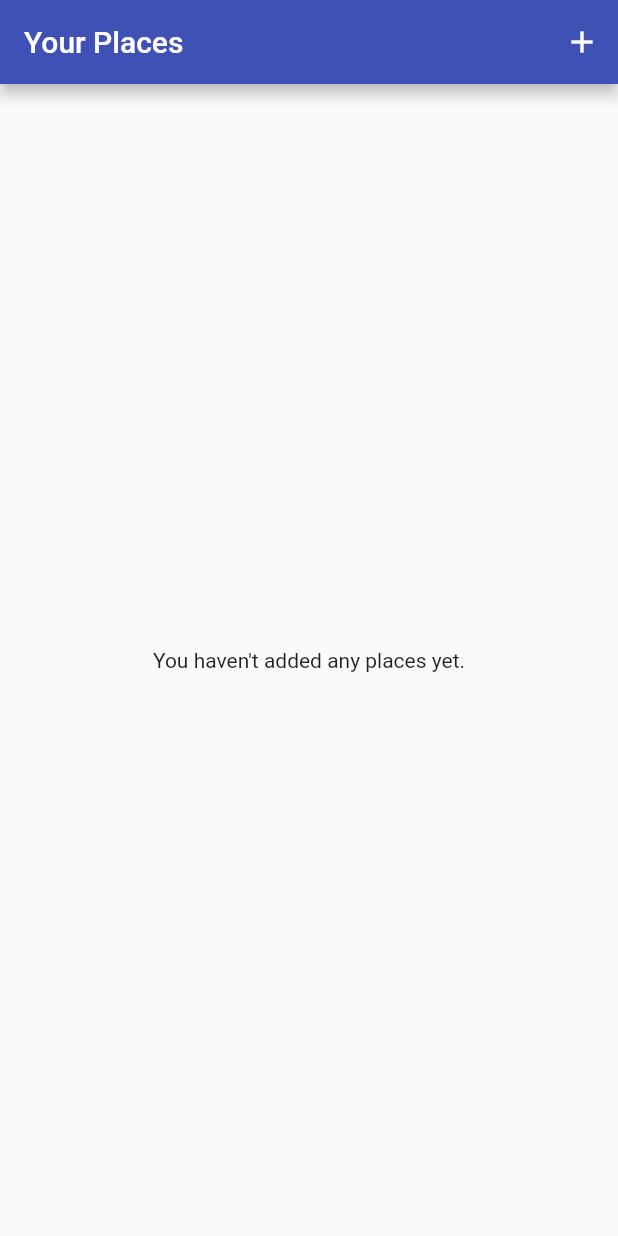
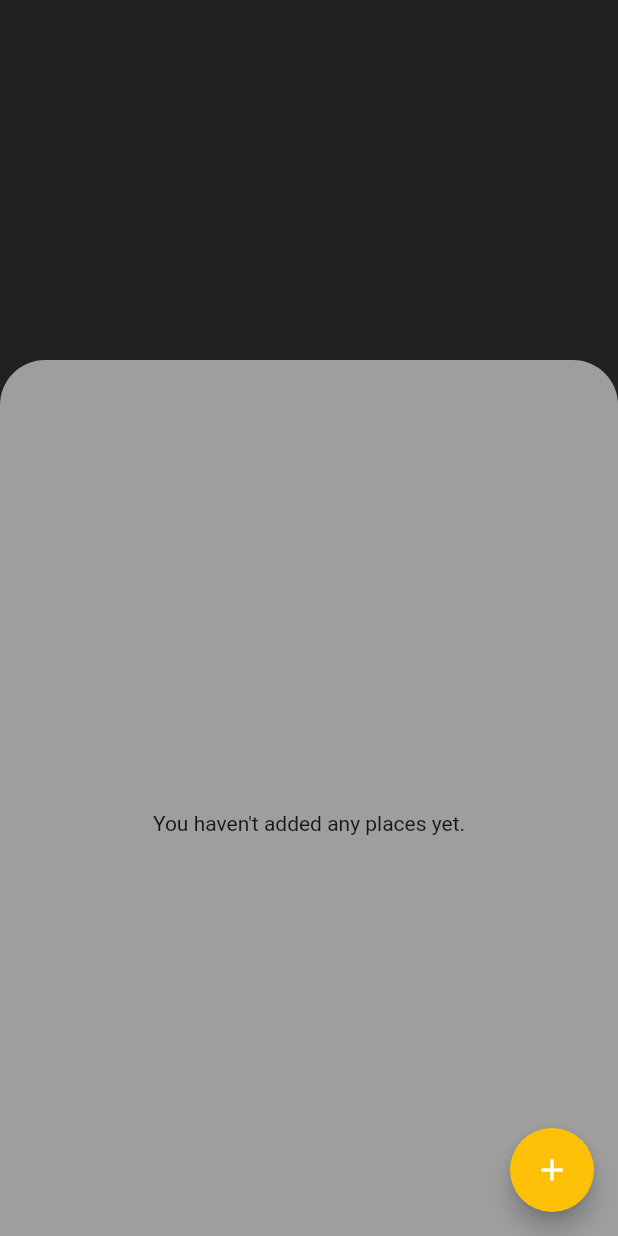
Before and after one commit to Oneya4/Scenary, a Flutter app: the screen it shows after launch, on a phone screen of 412 x 824 dp. Run offline on Flutter 3.47's test engine with Material 2 defaults, Android fonts, the light colour scheme and no system bars; our stand-ins replace google_maps_flutter, image_picker, location, sqflite; accounts and stored records are empty.

Commit message:
Update places_list_screen.dart

```diff
--- a/lib/screens/places_list_screen.dart
+++ b/lib/screens/places_list_screen.dart
@@ -8,41 +8,76 @@ import '/screens/places_detail_screen.dart';
 class PlacesListScreen extends StatelessWidget {
   @override
   Widget build(BuildContext context) {
+    final deviceHeight = MediaQuery.of(context).size.height;
+
     return Scaffold(
-      appBar: AppBar(
-        title: Text('Your Places'),
-        actions: [
-          IconButton(
-            icon: Icon(Icons.add),
-            onPressed: () {
-              Navigator.of(context).pushNamed(AddPlaceScreen.routeName);
-            },
+      // appBar: AppBar(
+      //   title: Text('Your Places'),
+      //   actions: [
+      //     IconButton(
+      //       icon: Icon(Icons.add),
+      //       onPressed: () {
+      //         Navigator.of(context).pushNamed(AddPlaceScreen.routeName);
+      //       },
+      //     ),
+      //   ],
+      // ),
+      body: Stack(
+        children: [
+          Positioned(
+            top: 0,
+            left: 0,
+            right: 0,
+            child: ClipRRect(
+              borderRadius: BorderRadius.only(
+                bottomLeft: Radius.circular(20),
+                bottomRight: Radius.circular(20),
               ),
-        ],
+              child: Container(
+                height: deviceHeight * .35,
+                decoration: BoxDecoration(color: Colors.black87),
               ),
-      body: FutureBuilder(
-        future: Provider.of<Places>(context, listen: false).fetchAndSetPlaces(),
-        builder: (ctx, futureResult) => futureResult.connectionState ==
+            ),
+          ),
+          Positioned(
+            top: 240,
+            left: 0,
+            right: 0,
+            child: ClipRRect(
+              borderRadius: BorderRadius.only(
+                topLeft: Radius.circular(30),
+                topRight: Radius.circular(30),
+              ),
+              child: Container(
+                height: deviceHeight * .75,
+                decoration: BoxDecoration(color: Colors.grey),
+                child: FutureBuilder(
+                  future: Provider.of<Places>(context, listen: false)
+                      .fetchAndSetPlaces(),
+                  builder: (ctx, futureResult) => futureResult
+                              .connectionState ==
                           ConnectionState.waiting
-            ? Center(
-                child: CircularProgressIndicator(),
-              )
+                      ? Center(child: CircularProgressIndicator())
                       : Consumer<Places>(
                           child: Center(
-                  child: const Text('You haven\'t added any places yet.'),
+                            child: const Text(
+                                'You haven\'t added any places yet.'),
                           ),
-                builder: (ctx, placeData, ch) => placeData.items.length <= 0
+                          builder: (ctx, placeData, ch) => placeData
+                                      .items.length <=
+                                  0
                               ? ch!
                               : ListView.builder(
+                                  scrollDirection: Axis.vertical,
                                   itemCount: placeData.items.length,
                                   itemBuilder: (ctx, index) => ListTile(
                                     leading: CircleAvatar(
-                            backgroundImage:
-                                FileImage(placeData.items[index].image!),
+                                      backgroundImage: FileImage(
+                                          placeData.items[index].image!),
                                     ),
                                     title: Text(placeData.items[index].title!),
-                          subtitle:
-                              Text(placeData.items[index].location!.address!),
+                                    subtitle: Text(placeData
+                                        .items[index].location!.address!),
                                     onTap: () {
                                       Navigator.of(context).pushNamed(
                                         PlaceDetailScreen.routeName,
@@ -53,6 +88,17 @@ class PlacesListScreen extends StatelessWidget {
                                 ),
                         ),
                 ),
+              ),
+            ),
+          ),
+        ],
+      ),
+      floatingActionButton: FloatingActionButton(
+        onPressed: () {
+          Navigator.of(context).pushNamed(AddPlaceScreen.routeName);
+        },
+        child: Icon(Icons.add),
+      ),
     );
   }
 }
```
Lines whose indentation alone changed are shown as unchanged.
